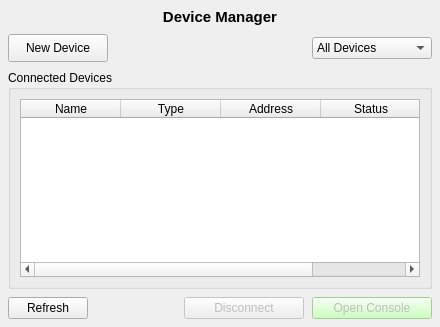
Above: gui/ui/device_manager_widget.ui from MingYuan-Chen/orion_v2 before the change. Below: the same form after it.
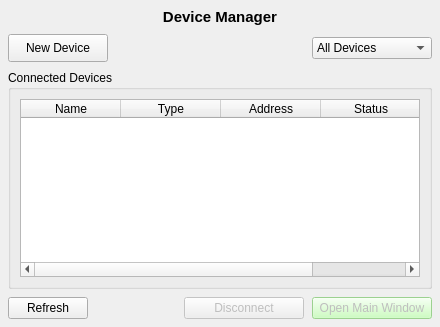
That is the form after the change. Icons and pictures are not drawn.

Commit message: apply 1 device with 1 worker thread. update main_window.ui for new layout

The edit to the form file:
```diff
--- a/gui/ui/device_manager_widget.ui
+++ b/gui/ui/device_manager_widget.ui
@@ -202,7 +202,7 @@
         <string notr="true">background-color: rgb(190, 255, 175);</string>
        </property>
        <property name="text">
-        <string>Open Console</string>
+        <string>Open Main Window</string>
        </property>
       </widget>
      </item>
```
Left out of the diff: 2 changed lines with no effect on the pictures. The commit also changes 5 other files.
